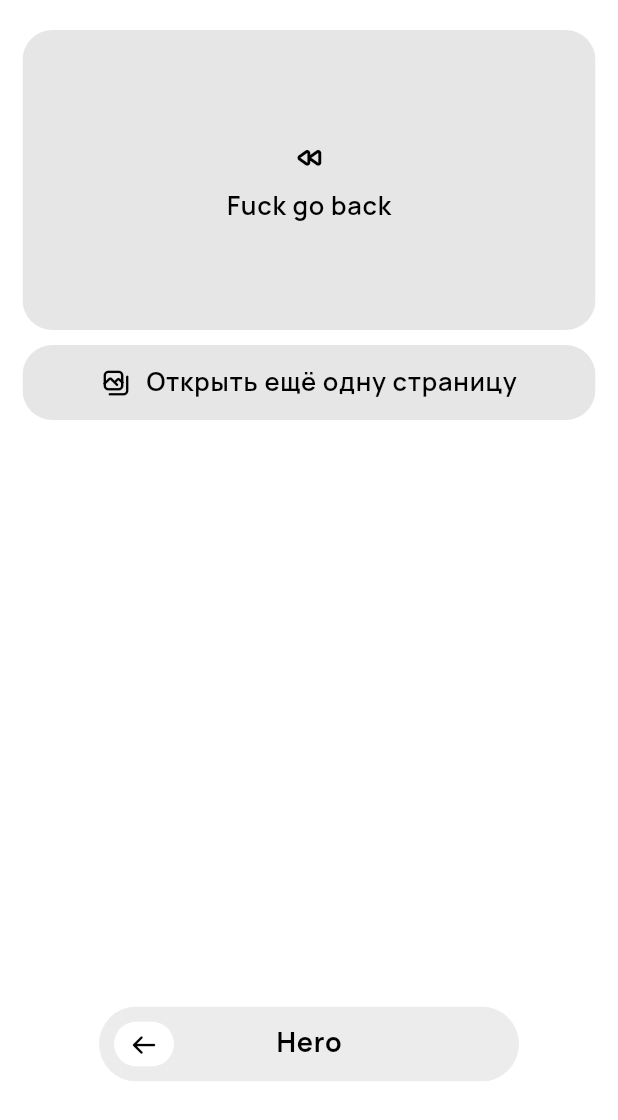
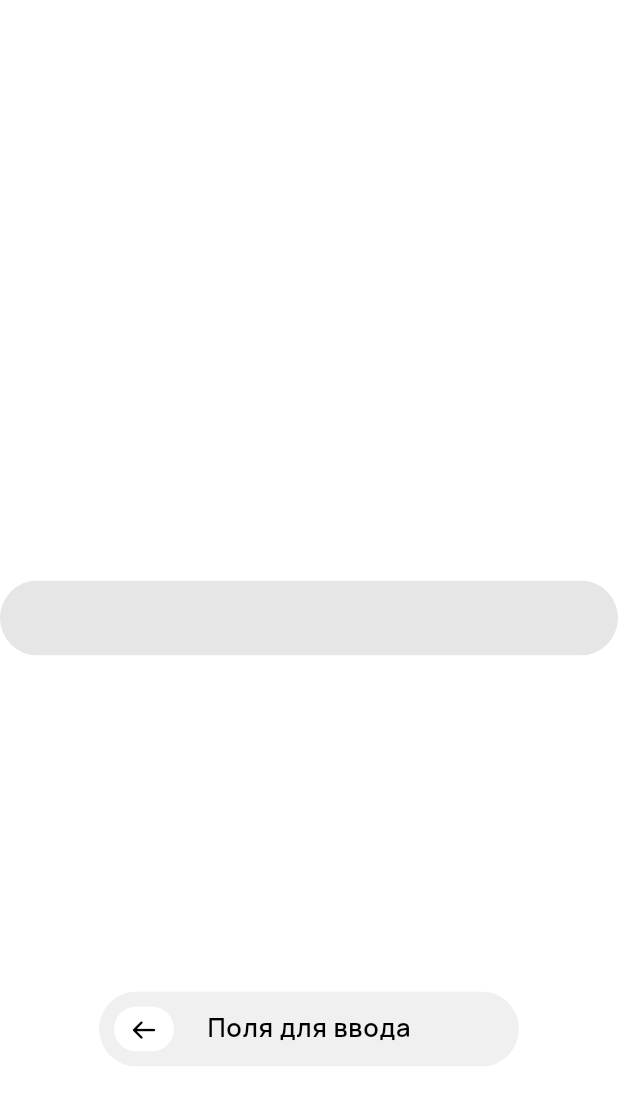
Before and after one commit to parabolahq/locus, a Flutter app: the LocusScaffold screen opened directly, on a phone screen of 412 x 824 dp. Shown: the top 1120 px of the screen. Run offline on Flutter 3.47's test engine with Material 2 defaults, Android fonts, the phone set to English and light mode, and no system bars.

Commit message:
Add entry prototype

```diff
--- a/example/lib/main.dart
+++ b/example/lib/main.dart
@@ -1,5 +1,3 @@
-import 'dart:ui';
-
 import 'package:locus/locus.dart';
 import 'package:locuslab/provider/theme_manager.dart';
 import 'package:locuslab/screens/home_screen.dart';
--- /dev/null
+++ b/example/lib/screens/entry_screen.dart
@@ -0,0 +1,18 @@
+import 'package:locus/locus.dart';
+
+class EntryScreen extends StatelessWidget {
+  @override
+  Widget build(BuildContext context) {
+    return LocusScaffold(
+      body: Column(
+        mainAxisAlignment: MainAxisAlignment.center,
+        children: [
+          LocusEntry(),
+        ],
+      ),
+      bottom: LocusNavigationBar(
+        middle: Text('Поля для ввода'),
+      ),
+    );
+  }
+}
--- a/example/lib/screens/hero_screen.dart
+++ b/example/lib/screens/hero_screen.dart
@@ -42,7 +42,7 @@ class HeroScreen extends StatelessWidget {
                   builder: (BuildContext context) => IconsScreen(),
                 ),
               ),
-            )
+            ),
           ],
         ),
       ),
--- a/example/lib/screens/home_screen.dart
+++ b/example/lib/screens/home_screen.dart
@@ -1,5 +1,6 @@
 import 'package:locus/locus.dart';
 import 'package:locuslab/provider/theme_manager.dart';
+import 'package:locuslab/screens/entry_screen.dart';
 import 'package:locuslab/screens/icons_screen.dart';
 import 'package:locuslab/screens/hero_screen.dart';
 import 'package:locuslab/screens/tabs_screen.dart';
@@ -78,6 +79,16 @@ class HomeScreen extends StatelessWidget {
               ),
             ),
           ),
+          SizedBox(height: 10),
+          LocusPushButton(
+            child: Text('Поля для ввода'),
+            leading: Icon(LocusIcons.square),
+            onTap: () => Navigator.of(context).push(
+              LocusPageRoute(
+                builder: (BuildContext context) => EntryScreen(),
+              ),
+            ),
+          ),
         ],
       ),
     );
--- a/example/lib/screens/icons_screen.dart
+++ b/example/lib/screens/icons_screen.dart
@@ -13,7 +13,10 @@ class IconsScreen extends StatelessWidget {
         gridDelegate:
             SliverGridDelegateWithMaxCrossAxisExtent(maxCrossAxisExtent: 60),
         itemBuilder: (BuildContext context, int index) {
-          return Icon(LocusIcons.all.values.elementAt(index));
+          return Icon(
+            LocusIcons.all.values.elementAt(index),
+            size: 22,
+          );
         },
         itemCount: LocusIcons.all.length,
       ),
--- a/example/pubspec.yaml
+++ b/example/pubspec.yaml
@@ -1,6 +1,6 @@
 name: locuslab
 description: A Locus experiences collection
-version: 1.0.0+6
+version: 1.0.0+7
 publish_to: 'none'
 
 environment:
--- a/lib/locus.dart
+++ b/lib/locus.dart
@@ -17,6 +17,7 @@ export 'src/components/scaffold.dart';
 export 'src/components/interactable.dart';
 export 'src/components/navigation_bar.dart';
 export 'src/components/tab_bar.dart';
+export 'src/components/entry.dart';
 
 // Buttons
 export 'src/components/buttons/push_button.dart';
--- a/lib/src/components/card.dart
+++ b/lib/src/components/card.dart
@@ -49,7 +49,7 @@ class LocusCard extends StatelessWidget {
               (sigma > 0
                   ? theme.colorScheme.acrylicSurface
                   : theme.colorScheme.controlsSurface),
-          constraints: constraints ?? BoxConstraints.expand(),
+          constraints: constraints ?? null,
           child: child,
         ),
       ),
--- /dev/null
+++ b/lib/src/components/entry.dart
@@ -0,0 +1,49 @@
+import 'package:flutter/widgets.dart';
+import 'package:locus/src/components/card.dart';
+import 'package:locus/src/core/theme.dart';
+
+class LocusEntry extends StatefulWidget {
+  final TextStyle? style;
+  final FocusNode? focusNode;
+  final TextEditingController? controller;
+
+  const LocusEntry({
+    super.key,
+    this.style,
+    this.focusNode,
+    this.controller,
+  });
+
+  @override
+  State<LocusEntry> createState() => _LocusEntryState();
+}
+
+class _LocusEntryState extends State<LocusEntry> {
+  FocusNode get _effectiveFocusNode => widget.focusNode ?? FocusNode();
+  late final TextEditingController _effectiveController;
+
+  @override
+  void initState() {
+    super.initState();
+
+    _effectiveController = widget.controller ?? TextEditingController();
+  }
+
+  @override
+  Widget build(BuildContext context) {
+    return LocusCard(
+      constraints: BoxConstraints.expand(height: 50),
+      padding: const EdgeInsets.all(15),
+      borderRadius: BorderRadius.circular(400),
+      child: EditableText(
+        keyboardAppearance: LocusTheme.of(context).brightness,
+        backgroundCursorColor:
+            LocusTheme.of(context).colorScheme.controlsSurface,
+        controller: _effectiveController,
+        cursorColor: LocusTheme.of(context).colorScheme.onSurface,
+        focusNode: _effectiveFocusNode,
+        style: widget.style ?? DefaultTextStyle.of(context).style,
+      ),
+    );
+  }
+}
--- a/lib/src/components/navigation_bar.dart
+++ b/lib/src/components/navigation_bar.dart
@@ -53,7 +53,7 @@ class _LocusNavigationBarState extends State<LocusNavigationBar> {
               ),
             ),
             DefaultTextStyle(
-              style: LocusTheme.of(context).typography.title,
+              style: LocusTheme.of(context).typography.body1,
               child: widget.middle,
             ),
             Expanded(
--- a/lib/src/components/scaffold.dart
+++ b/lib/src/components/scaffold.dart
@@ -2,6 +2,8 @@ import 'package:flutter/services.dart';
 import 'package:flutter/widgets.dart';
 import 'package:locus/src/core/animations.dart';
 import 'package:locus/src/core/theme.dart';
+
+const double kOverlayWidgetsPadding = 10;
 
 class LocusScaffold extends StatelessWidget {
   final Widget body;
@@ -20,8 +22,10 @@ class LocusScaffold extends StatelessWidget {
     final theme = LocusTheme.of(context);
     final mediaQuery = MediaQuery.of(context);
     final paddings = EdgeInsets.only(
-      bottom: mediaQuery.padding.bottom + mediaQuery.size.height / 8,
-      top: mediaQuery.padding.top,
+      bottom: mediaQuery.padding.bottom +
+          mediaQuery.size.height / 8 +
+          kOverlayWidgetsPadding,
+      top: mediaQuery.padding.top + kOverlayWidgetsPadding / 2,
       left: 15,
       right: 15,
     );
@@ -40,7 +44,9 @@ class LocusScaffold extends StatelessWidget {
               child: body,
               data: mediaQuery.copyWith(
                 padding: EdgeInsets.only(
-                  top: paddings.top + (top?.preferredSize.height ?? 0),
+                  top: paddings.top +
+                      (top?.preferredSize.height ?? 0) +
+                      kOverlayWidgetsPadding,
                 ),
               ),
             ),
--- a/lib/src/core/colors.dart
+++ b/lib/src/core/colors.dart
@@ -31,8 +31,8 @@ class LocusColorScheme with Diagnosticable {
       surface: bright ? LocusColors.white : LocusColors.black,
       controlsSurface: bright ? LocusColors.lightGrey : LocusColors.darkGrey,
       acrylicSurface: bright
-          ? LocusColors.lightGrey.withOpacity(.75)
-          : LocusColors.darkGrey.withOpacity(.75),
+          ? LocusColors.lightGrey.withOpacity(.6)
+          : LocusColors.darkGrey.withOpacity(.6),
     );
   }
 
--- a/lib/src/core/theme.dart
+++ b/lib/src/core/theme.dart
@@ -55,7 +55,7 @@ class _InheritedLocusTheme extends InheritedTheme {
 }
 
 class LocusThemeData with Diagnosticable {
-  final Brightness? brightness;
+  final Brightness brightness;
   final LocusTypography? _typography;
   final LocusColorScheme? _colorScheme;
   final LocusIconTheme? _iconTheme;
```
